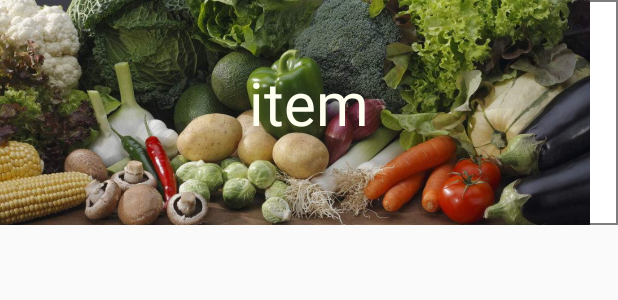
After one commit to bdxz/CookPhoto, an Android app: the layout cook_item.xml on its own in the app's theme, with its tools: preview values and no code run, on a phone screen of 412 x 824 dp. The commit adds this screen. Shown: the top 300 px of the screen. Run offline under Robolectric (Android 15) with nearby library versions, the phone set to English and light mode, and no system bars.

Commit message:
ItemActivity

```diff
--- a/app/src/main/AndroidManifest.xml
+++ b/app/src/main/AndroidManifest.xml
@@ -17,7 +17,6 @@
         <activity android:name=".ui.activity.MainActivity">
             <intent-filter>
                 <action android:name="android.intent.action.MAIN" />
-
                 <category android:name="android.intent.category.LAUNCHER" />
             </intent-filter>
         </activity>
--- a/app/src/main/java/com/example/morphtin/dishes/ui/fragment/MainFragment.java
+++ b/app/src/main/java/com/example/morphtin/dishes/ui/fragment/MainFragment.java
@@ -138,7 +138,6 @@ public class MainFragment extends BaseFragment {
 
     @Override
     public void onActivityResult(int requestCode, int resultCode, Intent data) {
-        super.onActivityResult(requestCode, resultCode, data);
         super.onActivityResult(requestCode, resultCode, data);
         if (resultCode == 0) {
             return;
--- a/app/src/main/java/com/example/morphtin/dishes/util/RetrofitApi.java
+++ b/app/src/main/java/com/example/morphtin/dishes/util/RetrofitApi.java
@@ -31,7 +31,7 @@ public class RetrofitApi {
         return retrofitAPI;
     }
 
-    private interface RetrofitAPI {
+    public interface RetrofitAPI {
 
         //单张图片上传
         @Multipart
@@ -49,7 +49,7 @@ public class RetrofitApi {
         File file1 = new File(path);
         File file2 = new File(path);
 
-        RequestBody requestFile = RequestBody.create(MediaType.parse("multipart/form-data"), file1);其中`multipart/form-data`为编码类型
+            RequestBody requestFile = RequestBody.create(MediaType.parse("multipart/form-data"), file1);其中`multipart/form-data`为编码类型
 
         MultipartBody.Part[]  images = new MultipartBody.Part[2];
         files[0] = MultipartBody.Part.createFormData("images", file1.getName(), requestFile);需要注意第一个参数`images'需要与服务器对应,也就是`键`，多个也一样
--- /dev/null
+++ b/app/src/main/res/drawable/shape_frame2.xml
@@ -0,0 +1,10 @@
+<shape xmlns:android="http://schemas.android.com/apk/res/android" android:shape="rectangle">
+
+
+    <gradient android:startColor="#ffffff"
+        android:endColor="#ffffff"
+        android:angle="270"/>
+
+    <stroke   android:width="1dp"
+        android:color="#80000000" />
+</shape>
--- /dev/null
+++ b/app/src/main/res/layout/cook_item.xml
@@ -0,0 +1,44 @@
+<?xml version="1.0" encoding="utf-8"?>
+<LinearLayout xmlns:android="http://schemas.android.com/apk/res/android"
+    xmlns:app="http://schemas.android.com/apk/res-auto"
+    xmlns:tools="http://schemas.android.com/tools"
+    android:layout_width="match_parent"
+    android:layout_height="150dp"
+    android:background="@drawable/shape_frame2"
+    android:orientation="vertical">
+
+    <android.support.constraint.ConstraintLayout
+        android:layout_width="match_parent"
+        android:layout_height="match_parent">
+
+        <ImageView
+            android:id="@+id/imageViewQR"
+            android:layout_width="405dp"
+            android:layout_height="156dp"
+            app:srcCompat="@drawable/vegetable"
+            tools:layout_constraintTop_creator="1"
+            android:layout_marginTop="-3dp"
+            tools:layout_constraintLeft_creator="1"
+            app:layout_constraintLeft_toLeftOf="parent"
+            app:layout_constraintTop_toTopOf="parent"
+            android:layout_marginLeft="-10dp" />
+
+        <TextView
+            android:id="@+id/item_tv"
+            android:layout_width="223dp"
+            android:layout_height="57dp"
+            android:layout_marginTop="40dp"
+            android:gravity="center"
+            android:textSize="40dp"
+            android:textColor="#FFFFF0"
+            app:layout_constraintHorizontal_bias="0.503"
+            app:layout_constraintLeft_toLeftOf="parent"
+            app:layout_constraintRight_toRightOf="parent"
+            app:layout_constraintTop_toTopOf="parent"
+            tools:layout_constraintLeft_creator="1"
+            tools:layout_constraintRight_creator="1"
+            tools:layout_constraintTop_creator="1"
+            tools:text="item" />
+    </android.support.constraint.ConstraintLayout>
+
+</LinearLayout>
```
Also changed, not shown: app/src/main/java/com/example/morphtin/dishes/ui/activity/ItemActivity.java (added, +174 -0 lines), app/src/main/res/layout/activity_item.xml (added, +11 -0 lines), app/src/main/res/menu/toolbar_menu.xml (added, +10 -0 lines), app/src/main/res/drawable/vegetable.jpg (added).
